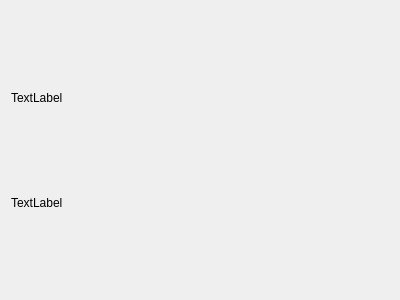
gpistoni/DomoticHome, file android/Home/widgetvl.ui: the form before one commit.
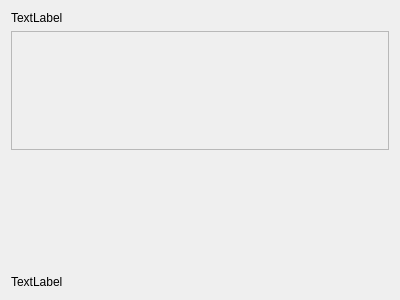
The form after the commit.

Diff of the .ui file:
```diff
--- a/android/Home/widgetvl.ui
+++ b/android/Home/widgetvl.ui
@@ -40,7 +40,35 @@
     </widget>
    </item>
    <item>
-    <layout class="QVBoxLayout" name="VLayout"/>
+    <widget class="QScrollArea" name="scrollArea">
+     <property name="widgetResizable">
+      <bool>true</bool>
+     </property>
+     <widget class="QWidget" name="scrollAreaWidgetContents">
+      <property name="geometry">
+       <rect>
+        <x>0</x>
+        <y>0</y>
+        <width>386</width>
+        <height>112</height>
+       </rect>
+      </property>
+      <layout class="QVBoxLayout" name="verticalLayout_3"/>
+     </widget>
+    </widget>
+   </item>
+   <item>
+    <spacer name="verticalSpacer">
+     <property name="orientation">
+      <enum>Qt::Vertical</enum>
+     </property>
+     <property name="sizeHint" stdset="0">
+      <size>
+       <width>20</width>
+       <height>40</height>
+      </size>
+     </property>
+    </spacer>
    </item>
    <item>
     <widget class="QLabel" name="label_footer">
```
